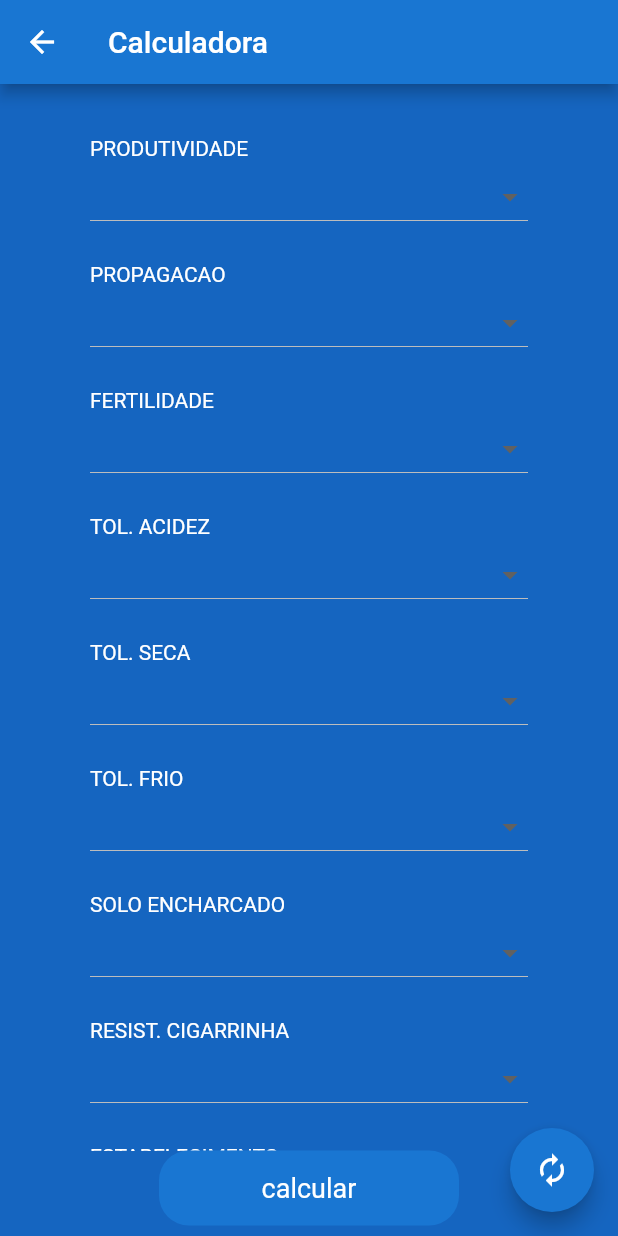
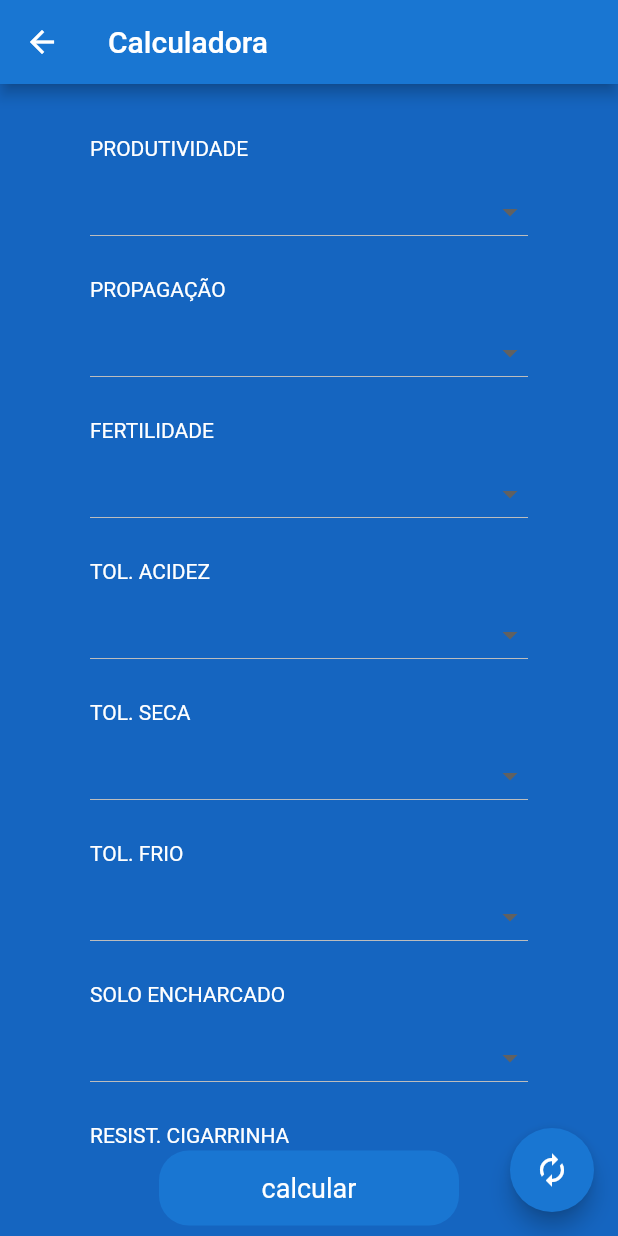
Before and after one commit to LeonardoPereiraa/projetoLeoforrageiras, a Flutter app: the screen it shows after launch, after a tap on "Calculadora", on a phone screen of 412 x 824 dp. Run offline on Flutter 3.47's test engine with Material 2 defaults, Android fonts, the phone set to English and light mode, and no system bars; our stand-ins replace material_design_icons_flutter.

```diff
--- a/forrageiras/lib/Dado.dart
+++ b/forrageiras/lib/Dado.dart
@@ -2,7 +2,7 @@ class Dado{
   List<List<String>> lista= new List();
   List<String> orden=new List();
   Dado(){
-     orden.addAll(["PRODUTIVIDADE","PROPAGACAO","FERTILIDADE","TOL. ACIDEZ","TOL. SECA","TOL. FRIO ","SOLO ENCHARCADO","RESIST. CIGARRINHA","ESTABELECIMENTO","RELEVO","USO","TOL. SOMBREAMENTO","ANIMAL","CULTIVAR"]);
+     orden.addAll(["PRODUTIVIDADE","PROPAGAÇÃO","FERTILIDADE","TOL. ACIDEZ","TOL. SECA","TOL. FRIO ","SOLO ENCHARCADO","RESIST. CIGARRINHA","ESTABELECIMENTO","RELEVO","USO","TOL. SOMBREAMENTO","ANIMAL","CULTIVAR"]);
 
     carregaLista();
 
--- a/forrageiras/lib/SistemaCombobox.dart
+++ b/forrageiras/lib/SistemaCombobox.dart
@@ -22,7 +22,8 @@ class SistemaCombobox {
                     left: 0, top: 20.0, right: 0.0, bottom: 0.0),
       //color: Colors.blue[200],
       child:Column(children: <Widget>[
-      Container(
+      Container(margin:EdgeInsets.only(
+                    left: 0.0, top: 0.0, right: 0.0, bottom: 10.0),
         alignment: Alignment.topLeft,
         child:Text(this.nomeCombobox,
          style: TextStyle(
```
Also changed, not shown: 1 other file.
